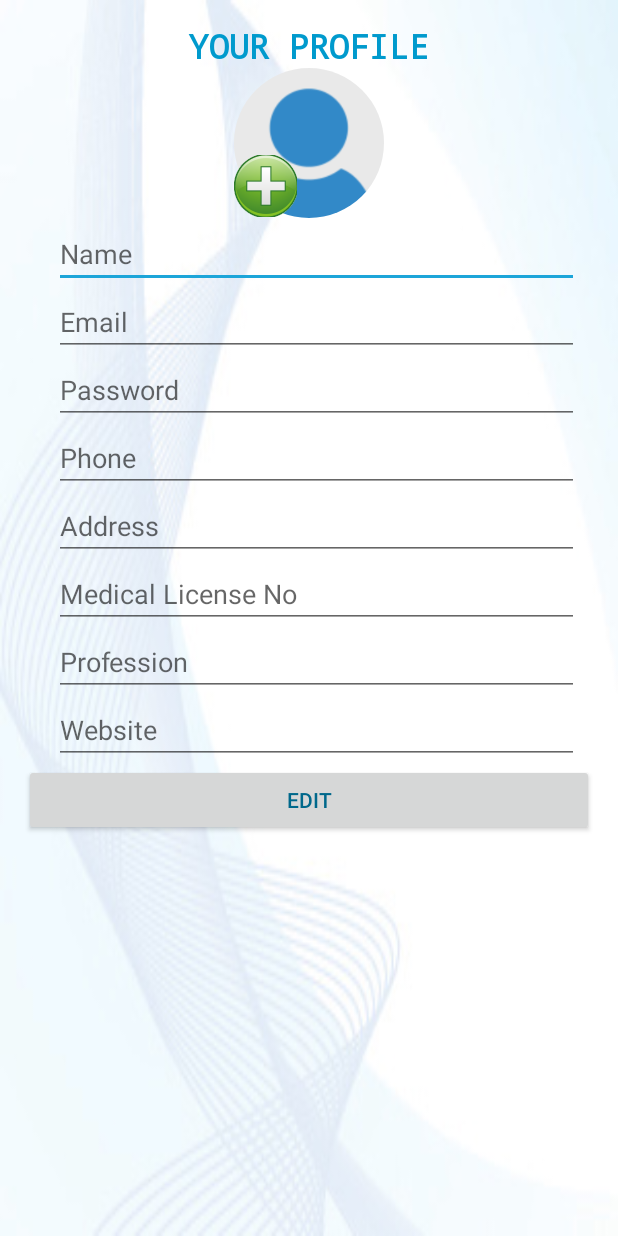
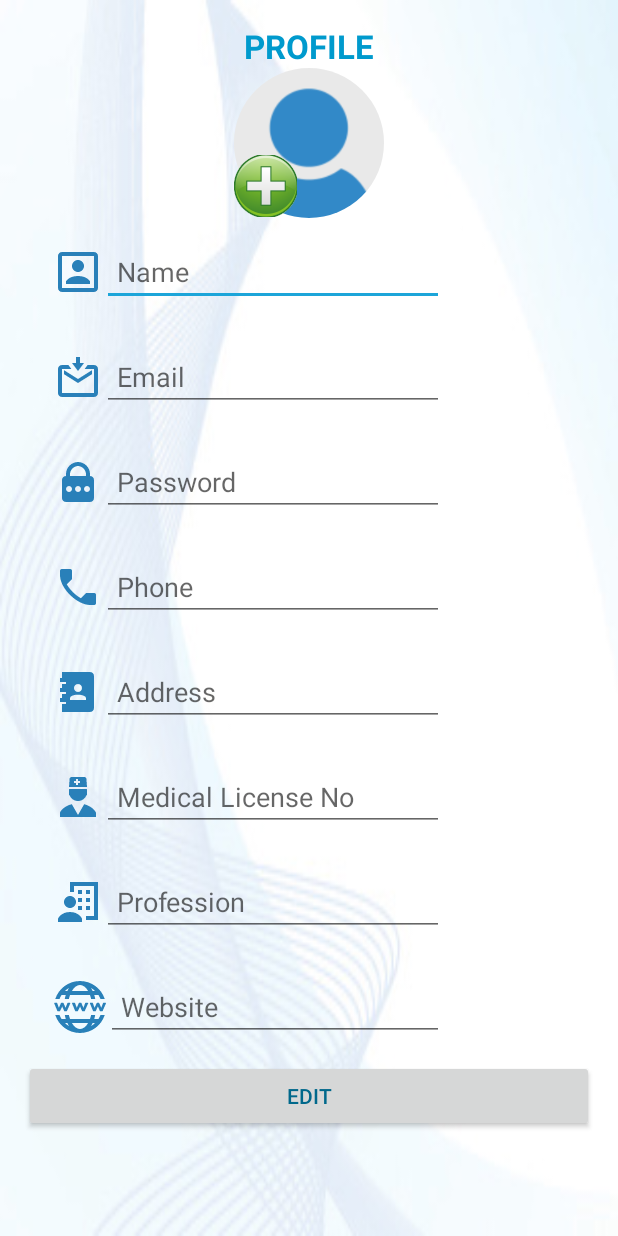
Before and after one commit to priyankapaul/VChat, an Android app: the layout edit_profile_layout.xml on its own in the app's theme, with its tools: preview values and no code run, on a phone screen of 412 x 824 dp. Run offline under Robolectric (Android 15) with nearby library versions, the phone set to English and light mode, and no system bars; network calls fail.

Commit message:
changes in the layout

```diff
--- a/app/src/main/java/com/iwebnext/vchatt/activity/ChatRoomActivity.java
+++ b/app/src/main/java/com/iwebnext/vchatt/activity/ChatRoomActivity.java
@@ -282,7 +282,7 @@ public class ChatRoomActivity extends AppCompatActivity {
     }
 
     /**
-     * Fetching all the messages of a single chat room
+     * Fetching all the messages of a single user
      */
     private void fetchChatThread() {
 
--- a/app/src/main/java/com/iwebnext/vchatt/activity/LoginActivity.java
+++ b/app/src/main/java/com/iwebnext/vchatt/activity/LoginActivity.java
@@ -502,15 +502,23 @@ public class LoginActivity extends AppCompatActivity implements GoogleApiClient.
                     Profile profile = Profile.getCurrentProfile();
 
                     try {
-                        Intent i = new Intent(LoginActivity.this, SignUpActivity.class);
-                        String Email = object.getString("email");
-                        Bundle bundle = new Bundle();
-                        bundle.putString("email", Email);
-                        i.putExtras(bundle);
-
 
                         inputEmail.setText(object.getString("email"));
-                        inputPassword.setText(object.getString("password"));
+                        //go to next activity
+                        String email = object.getString("email");
+                        Bundle bundle = new Bundle();
+                        bundle.putString("email", email);
+                        System.out.println("email pass to next activity" + email);
+                        Intent i = new Intent(LoginActivity.this, SignUpActivity.class);
+                        i.putExtras(bundle);
+//
+
+//                        String email = object.getString("email");
+//                        Bundle bundle = new Bundle();
+//                       bundle.putString("email", email);
+//                            Intent i =  new Intent (LoginActivity.this, SignUpActivity.class);
+//                        i.putExtra(bundle);
+
 
                         // String inputEmail = object.getString("email");
                     } catch (JSONException e) {
@@ -521,7 +529,7 @@ public class LoginActivity extends AppCompatActivity implements GoogleApiClient.
                 }
             });
             Bundle parameters = new Bundle();
-            parameters.putString("fields", "email"); // Parámetros que pedimos a facebook
+            parameters.putString("fields", "email,name,location"); // Parámetros que pedimos a facebook
             request.setParameters(parameters);
             request.executeAsync();
         }
--- a/app/src/main/java/com/iwebnext/vchatt/activity/SignUpActivity.java
+++ b/app/src/main/java/com/iwebnext/vchatt/activity/SignUpActivity.java
@@ -64,9 +64,10 @@ public class SignUpActivity extends AppCompatActivity {
         super.onCreate(savedInstanceState);
         setContentView(R.layout.activity_register);
 
-        Bundle bundle = getIntent().getExtras();
-        String fbEmail = bundle.getString("email");
-        etEmail.setText(fbEmail);
+//        Bundle bundle = getIntent().getExtras();
+//        String fbEmail = bundle.getString("email");
+//        System.out.println("get email from previous activity" + fbEmail);
+//        etEmail.setText(fbEmail);
 
         spProfession = (Spinner) findViewById(R.id.spinner);
         etName = (EditText) findViewById(R.id.input_name);
--- a/app/src/main/java/com/iwebnext/vchatt/utils/EndPoints.java
+++ b/app/src/main/java/com/iwebnext/vchatt/utils/EndPoints.java
@@ -21,4 +21,5 @@ public class EndPoints {
     public static final String NAV_DRAWER = "http://inextwebs.com/gcm_chat/include/nav_drawer.php?id=_ID_";
     public static final String SEARCH_ALL_USER = "http://inextwebs.com/gcm_chat/include/search_all_user.php";
     public static final String UPLOAD_IMAGE_URL = "http://inextwebs.com/gcm_chat/include/attach_picture.php";
+
 }
--- a/app/src/main/res/layout/content_chat_room.xml
+++ b/app/src/main/res/layout/content_chat_room.xml
@@ -35,11 +35,7 @@
             android:lines="1"
             android:paddingLeft="10dp" />
 
-        <com.android.volley.toolbox.NetworkImageView
-            android:id="@+id/image_sent"
-            android:layout_width="wrap_content"
-            android:layout_height="wrap_content"
-            android:visibility="gone" />
+
 
         <Button
             android:id="@+id/btn_send"
--- a/app/src/main/res/layout/edit_profile_layout.xml
+++ b/app/src/main/res/layout/edit_profile_layout.xml
@@ -30,11 +30,11 @@
                 android:layout_width="match_parent"
                 android:layout_height="wrap_content"
                 android:gravity="center"
-                android:text="YOUR PROFILE"
+                android:text="PROFILE"
                 android:textAppearance="?android:attr/textAppearanceLarge"
                 android:textColor="#009ACD"
                 android:textStyle="bold"
-                android:typeface="monospace" />
+               />
 
             <FrameLayout
                 android:id="@+id/fl_profile_pic"
@@ -78,95 +78,149 @@
                 android:paddingTop="1dp"
                 android:weightSum="1">
 
+                <LinearLayout
+                    android:id="@+id/name_layout"
+                    android:layout_width="260dip"
+                    android:layout_height="70dip"
+                    android:gravity="center"
+                    android:orientation="horizontal" >
+                    <ImageView
+                        android:layout_width="wrap_content"
+                        android:layout_height="wrap_content"
+                        android:src="@drawable/name"
+                        />
                 <EditText
                     android:id="@+id/et_name"
+                    android:paddingLeft="10dp"
                     android:layout_width="match_parent"
                     android:layout_height="wrap_content"
-                    android:layout_alignParentEnd="true"
-                    android:layout_alignParentLeft="true"
-                    android:layout_alignParentRight="true"
-                    android:layout_alignParentStart="true"
-                    android:layout_below="@+id/show_image"
                     android:hint="Name" />
-
+                    </LinearLayout>
+                <LinearLayout
+                    android:id="@+id/email_layout"
+                    android:layout_width="260dip"
+                    android:layout_height="70dip"
+                    android:gravity="center"
+                    android:orientation="horizontal" >
+                    <ImageView
+                        android:layout_width="wrap_content"
+                        android:layout_height="wrap_content"
+                        android:src="@drawable/email"/>
                 <EditText
                     android:id="@+id/et_email"
+                    android:paddingLeft="10dp"
                     android:layout_width="match_parent"
                     android:layout_height="wrap_content"
-                    android:layout_alignParentEnd="true"
-                    android:layout_alignParentLeft="true"
-                    android:layout_alignParentRight="true"
-                    android:layout_alignParentStart="true"
-                    android:layout_below="@+id/et_name"
                     android:hint="Email" />
+                    </LinearLayout>
+                <LinearLayout
+                    android:id="@+id/password_layout"
+                    android:layout_width="260dip"
+                    android:layout_height="70dip"
+                    android:gravity="center"
+                    android:orientation="horizontal" >
 
-                <EditText
+                    <ImageView
+                        android:layout_width="wrap_content"
+                        android:layout_height="wrap_content"
+                        android:src="@drawable/pass"/>
+
+                    <EditText
                     android:id="@+id/et_password"
+                        android:paddingLeft="10dp"
                     android:layout_width="match_parent"
                     android:layout_height="wrap_content"
-                    android:layout_alignParentEnd="true"
-                    android:layout_alignParentLeft="true"
-                    android:layout_alignParentRight="true"
-                    android:layout_alignParentStart="true"
-                    android:layout_below="@+id/et_email"
                     android:hint="Password" />
 
+                </LinearLayout>
 
+                <LinearLayout
+                    android:id="@+id/phone_layout"
+                    android:layout_width="260dip"
+                    android:layout_height="70dip"
+                    android:gravity="center"
+                    android:orientation="horizontal" >
+                    <ImageView
+                        android:layout_width="wrap_content"
+                        android:layout_height="wrap_content"
+                        android:src="@drawable/phone"/>
                 <EditText
                     android:id="@+id/et_phone"
                     android:layout_width="match_parent"
                     android:layout_height="wrap_content"
-                    android:layout_alignParentEnd="true"
-                    android:layout_alignParentLeft="true"
-                    android:layout_alignParentRight="true"
-                    android:layout_alignParentStart="true"
-                    android:layout_below="@+id/et_password"
+                   android:paddingLeft="10dp"
                     android:hint="Phone" />
 
-
+                </LinearLayout>
+                <LinearLayout
+                    android:id="@+id/address_layout"
+                    android:layout_width="260dip"
+                    android:layout_height="70dip"
+                    android:gravity="center"
+                    android:orientation="horizontal" >
+                    <ImageView
+                        android:layout_width="wrap_content"
+                        android:layout_height="wrap_content"
+                        android:src="@drawable/address"/>
                 <EditText
                     android:id="@+id/et_address"
                     android:layout_width="match_parent"
                     android:layout_height="wrap_content"
-                    android:layout_alignParentEnd="true"
-                    android:layout_alignParentLeft="true"
-                    android:layout_alignParentRight="true"
-                    android:layout_alignParentStart="true"
-                    android:layout_below="@+id/et_phone"
+                   android:paddingLeft="10dp"
                     android:hint="Address" />
 
+                    </LinearLayout>
+                <LinearLayout
+                    android:id="@+id/medical_license_layout"
+                    android:layout_width="260dip"
+                    android:layout_height="70dip"
+                    android:gravity="center"
+                    android:orientation="horizontal" >
+                    <ImageView
+                        android:layout_width="wrap_content"
+                        android:layout_height="wrap_content"
+                        android:src="@drawable/medical_license_no"/>
                 <EditText
                     android:id="@+id/et_medicalLicenseNo"
                     android:layout_width="match_parent"
                     android:layout_height="wrap_content"
-                    android:layout_alignParentEnd="true"
-                    android:layout_alignParentLeft="true"
-                    android:layout_alignParentRight="true"
-                    android:layout_alignParentStart="true"
-                    android:layout_below="@+id/et_address"
+                   android:paddingLeft="10dp"
                     android:hint="Medical License No" />
-
+                </LinearLayout>
+                <LinearLayout
+                    android:id="@+id/profession_layout"
+                    android:layout_width="260dip"
+                    android:layout_height="70dip"
+                    android:gravity="center"
+                    android:orientation="horizontal" >
+                    <ImageView
+                        android:layout_width="wrap_content"
+                        android:layout_height="wrap_content"
+                        android:src="@drawable/profession"/>
                 <EditText
                     android:id="@+id/et_profession"
                     android:layout_width="match_parent"
                     android:layout_height="wrap_content"
-                    android:layout_alignParentEnd="true"
-                    android:layout_alignParentLeft="true"
-                    android:layout_alignParentRight="true"
-                    android:layout_alignParentStart="true"
-                    android:layout_below="@+id/et_medicalLicenseNo"
+                  android:paddingLeft="10dp"
                     android:hint="Profession" />
-
+                </LinearLayout>
+                <LinearLayout
+                    android:id="@+id/website_layout"
+                    android:layout_width="260dip"
+                    android:layout_height="70dip"
+                    android:gravity="center"
+                    android:orientation="horizontal" >
+                    <ImageView
+                        android:layout_width="wrap_content"
+                        android:layout_height="wrap_content"
+                        android:src="@drawable/website"/>
                 <EditText
                     android:id="@+id/et_website"
                     android:layout_width="match_parent"
                     android:layout_height="wrap_content"
-                    android:layout_alignParentEnd="true"
-                    android:layout_alignParentLeft="true"
-                    android:layout_alignParentRight="true"
-                    android:layout_alignParentStart="true"
-                    android:layout_below="@+id/et_profession"
+                   android:paddingLeft="10dp"
                     android:hint="Website" />
+                    </LinearLayout>
             </LinearLayout>
 
             <LinearLayout
--- a/app/src/main/res/layout/nav_header_drawer.xml
+++ b/app/src/main/res/layout/nav_header_drawer.xml
@@ -14,8 +14,8 @@
 
     <de.hdodenhof.circleimageview.CircleImageView
         android:id="@+id/nav_image"
-        android:layout_width="100dp"
-        android:layout_height="100dp"
+        android:layout_width="110dp"
+        android:layout_height="110dp"
         android:paddingTop="@dimen/nav_header_vertical_spacing"
         android:src="@drawable/user_profile" />
 
```
Also changed, not shown: app/src/main/res/drawable-hdpi/address.png (added), app/src/main/res/drawable-hdpi/email.png (added), app/src/main/res/drawable-hdpi/email_id.png (added), app/src/main/res/drawable-hdpi/location.png (added), app/src/main/res/drawable-hdpi/medical_license_no.png (added), app/src/main/res/drawable-hdpi/name.png (added), app/src/main/res/drawable-hdpi/pass.png (added), app/src/main/res/drawable-hdpi/phone.png (added), app/src/main/res/drawable-hdpi/profession.png (added), app/src/main/res/drawable-hdpi/website.png (added).
